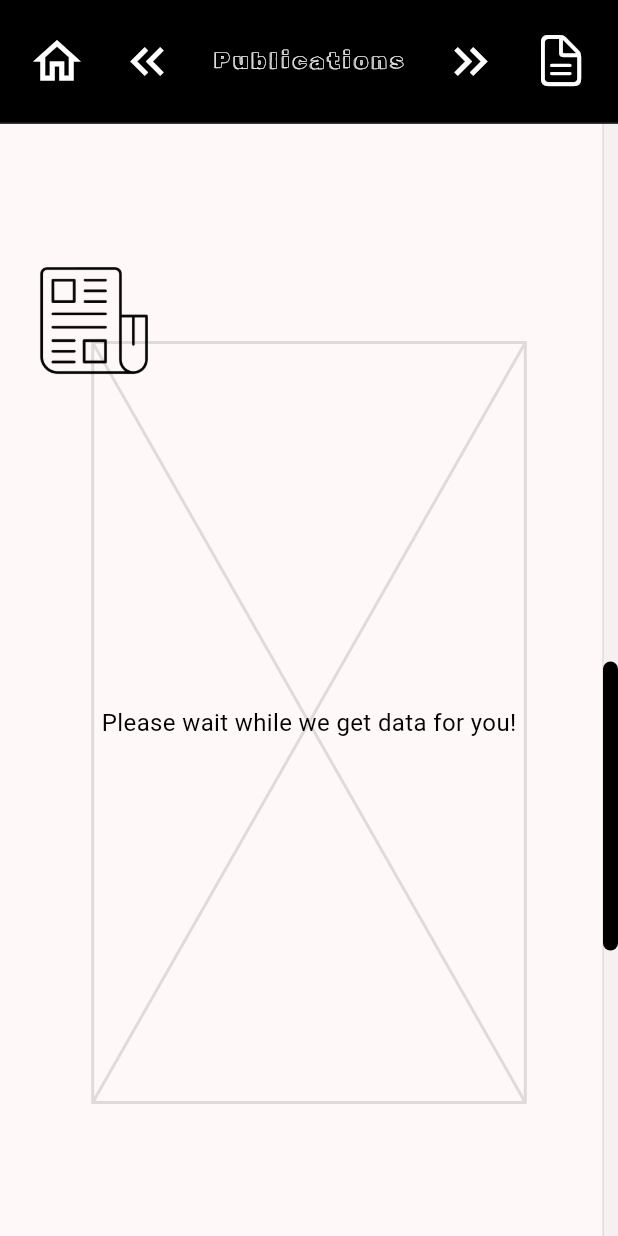
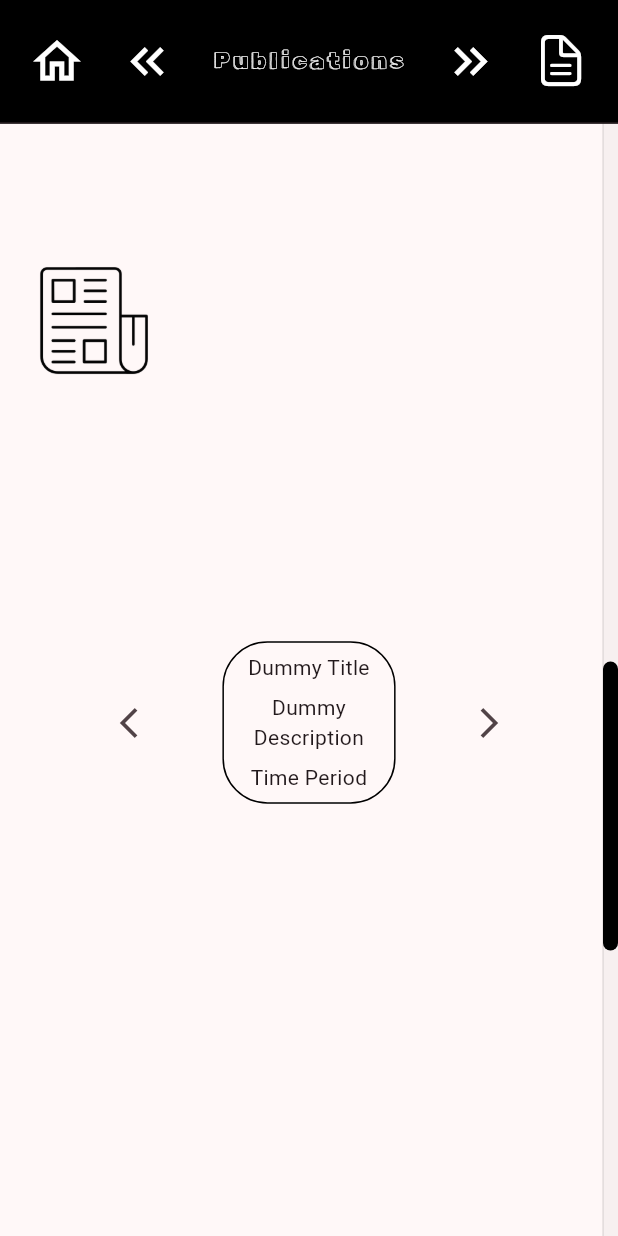
Before and after one commit to siva-ratnakar/home_page, a Flutter app: the ProfessionalPage screen opened by its route, scrolled down 1152 dp, on a phone screen of 412 x 824 dp. Run offline on Flutter 3.47's test engine with Material 3 defaults, Android fonts, the light colour scheme and no system bars; drawn by our look-alikes of carousel_slider; our stand-ins replace flutter_animate, go_router.

Commit message:
add dummy data in constants

```diff
--- a/lib/constants/constants.dart
+++ b/lib/constants/constants.dart
@@ -47,11 +47,26 @@ class Constants {
     ProfessionalItem(
       title: 'Experience',
       iconImagePath: professionalExperienceImagePath,
+      itemsList: [
+        CarouselItem(
+          title: 'Dummy Title',
+          description: 'Dummy Description',
+          time: 'Time Period',
+          flipText: 'Dummy Flip Text',
+        ),
+      ],
     ),
     ProfessionalItem(
       title: 'Publications',
       iconImagePath: professionalPublicationsImagePath,
-      itemsList: [],
+      itemsList: [
+        CarouselItem(
+          title: 'Dummy Title',
+          description: 'Dummy Description',
+          time: 'Time Period',
+          link: 'https://sivaratnakar.com',
+        ),
+      ],
     ),
     ProfessionalItem(
       title: 'Awards',
```
